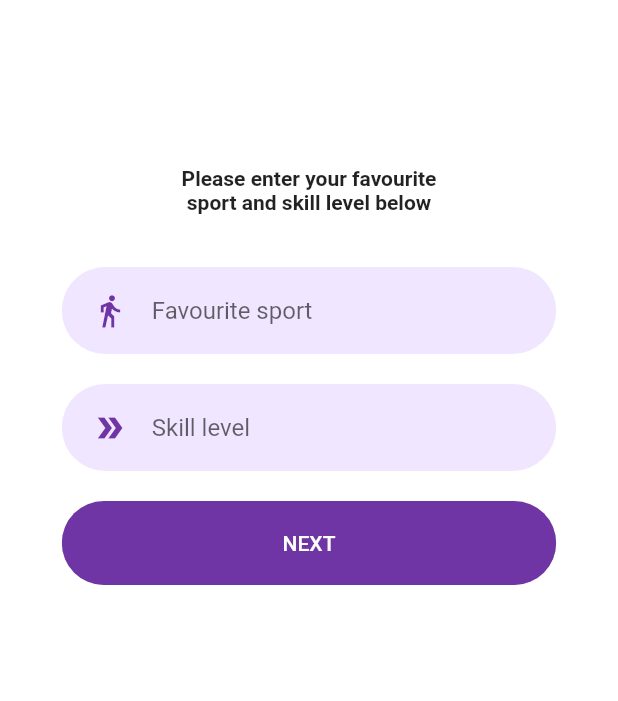
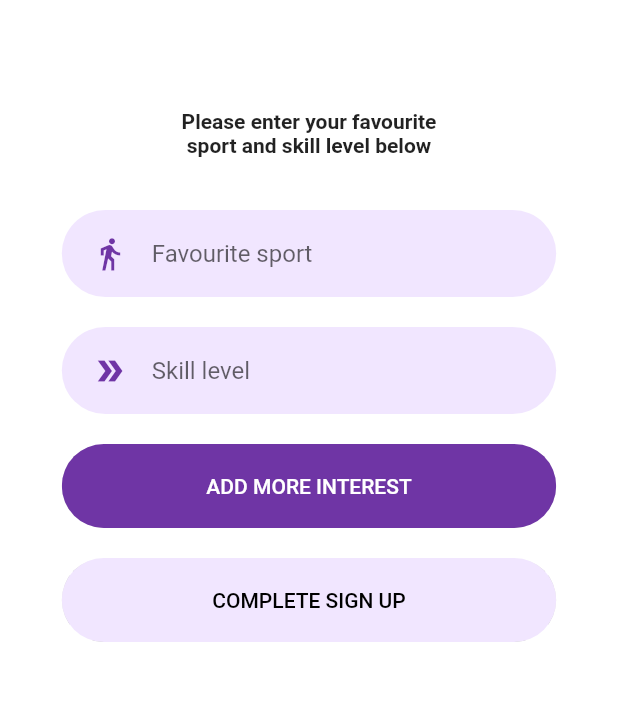
Before and after one commit to bounswe/2021SpringGroup5, a Flutter app: the FavSportsScreen screen opened directly, on a phone screen of 412 x 824 dp, the part 216-917 px from its top. Run offline on Flutter 3.47's test engine with Material 2 defaults, Android fonts, the phone set to English and light mode, and no system bars.

Commit message:
update fav-sports screen: add more and complete options

```diff
--- a/lib/screens/fav_sports/components/body.dart
+++ b/lib/screens/fav_sports/components/body.dart
@@ -1,8 +1,10 @@
 import 'package:flutter/material.dart';
 import 'package:ludo_app/components/rounded_button.dart';
 import 'package:ludo_app/components/rounded_input_field.dart';
+import 'package:ludo_app/constants.dart';
 import 'package:ludo_app/screens/fav_sports/components/background.dart';
 import 'package:ludo_app/screens/fav_sports/fav_sports_screen.dart';
+import 'package:ludo_app/screens/main_page/main_screen.dart';
 
 class Body extends StatelessWidget {
   @override
@@ -29,12 +31,28 @@ class Body extends StatelessWidget {
               icon: Icons.double_arrow,
               onChanged: (value) {},
             ),
-            RoundedButton(text: "NEXT", press: () {
+            RoundedButton(
+                text: "ADD MORE INTEREST",
+                press: () {
                   Navigator.push(
                     context,
                     MaterialPageRoute(
                       builder: (context) {
                         return FavSportsScreen();
+                      },
+                    ),
+                  );
+                }),
+            RoundedButton(
+                text: "COMPLETE SIGN UP",
+                textColor: Colors.black,
+                color: kPrimaryLightColor,
+                press: () {
+                  Navigator.push(
+                    context,
+                    MaterialPageRoute(
+                      builder: (context) {
+                        return MainScreen();
                       },
                     ),
                   );
--- a/lib/screens/welcome/components/body.dart
+++ b/lib/screens/welcome/components/body.dart
@@ -28,6 +28,7 @@ class Body extends StatelessWidget {
             SizedBox(height: size.height * 0.05),
             RoundedButton(
               text: "LOGIN",
+
               press: () {
                 Navigator.push(
                   context,
```
Lines whose indentation alone changed are shown as unchanged.
